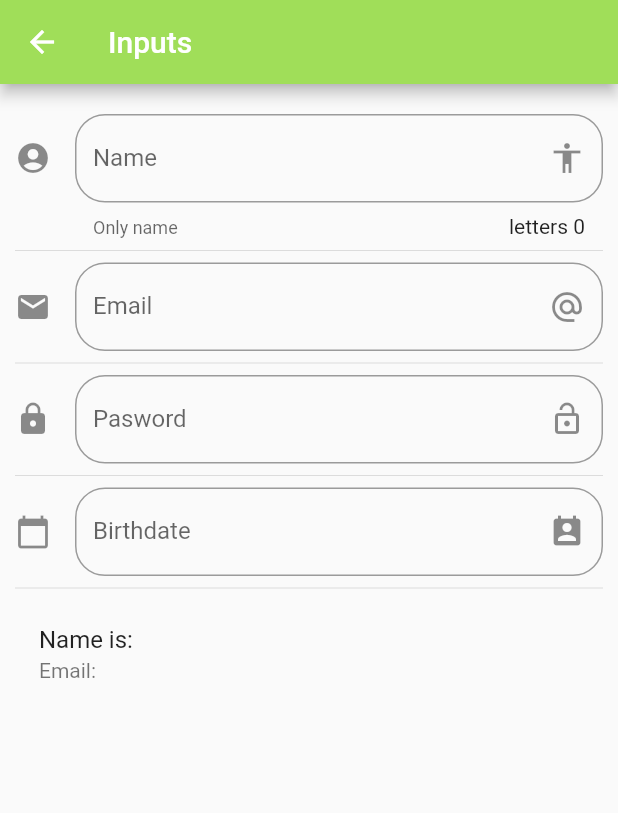
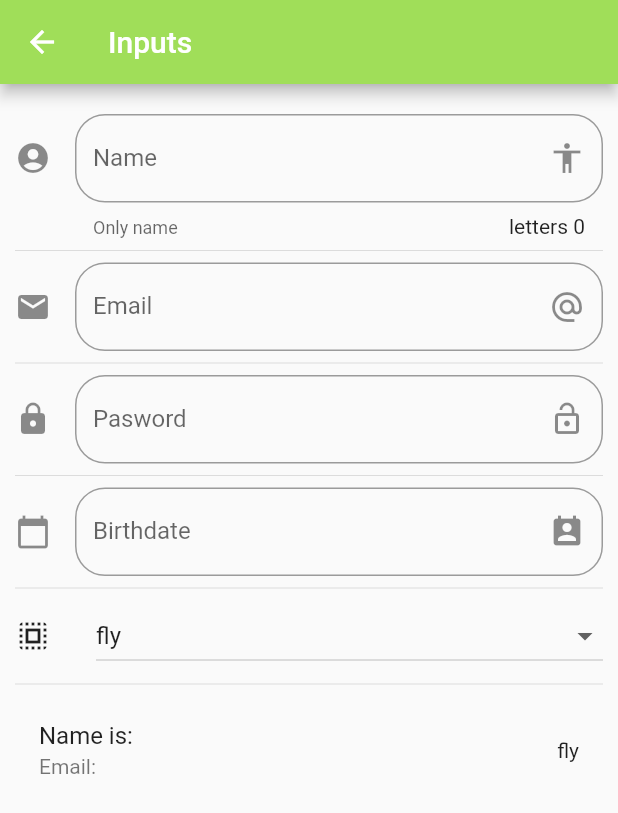
Before and after one commit to Christianesk/flutter-components, a Flutter app: the InputPage screen opened by its route, on a phone screen of 412 x 824 dp. Shown: the top 813 px of the screen. Run offline on Flutter 3.47's test engine with Material 2 defaults, Android fonts, the phone set to English and light mode, and no system bars.

Commit message:
InputFields Component Dropdown

```diff
--- a/lib/src/pages/input_page.dart
+++ b/lib/src/pages/input_page.dart
@@ -9,10 +9,13 @@ class InputPage extends StatefulWidget {
 }
 
 class _InputPageState extends State<InputPage> {
-  String _name='';
-  String _email='';
-  String _password = '';
+  String _name = '';
+  String _email = '';
   String _date = '';
+
+  String _optionSelected = 'fly';
+
+  List<String> _powers = ['fly', 'X Ray', 'Super breath', 'Super strength'];
   TextEditingController _inputFieldDateController = new TextEditingController();
   @override
   Widget build(BuildContext context) {
@@ -32,6 +35,8 @@ class _InputPageState extends State<InputPage> {
           Divider(),
           _createDate(context),
           Divider(),
+          _createDropdown(),
+          Divider(),
           _createPerson(),
         ],
       ),
@@ -50,18 +55,17 @@ class _InputPageState extends State<InputPage> {
             labelText: 'Name',
             helperText: 'Only name',
             suffixIcon: Icon(Icons.accessibility),
-            icon: Icon(Icons.account_circle)
-        ),
+            icon: Icon(Icons.account_circle)),
         onChanged: (value) => setState(() {
               _name = value;
-        })
-    );
+            }));
   }
 
   Widget _createPerson() {
     return ListTile(
       title: Text('Name is: $_name'),
       subtitle: Text('Email: $_email'),
+      trailing: Text(_optionSelected),
     );
   }
 
@@ -78,8 +82,7 @@ class _InputPageState extends State<InputPage> {
             icon: Icon(Icons.email)),
         onChanged: (value) => setState(() {
               _email = value;
-      })
-    );
+            }));
   }
 
   Widget _createPassword() {
@@ -94,9 +97,8 @@ class _InputPageState extends State<InputPage> {
             suffixIcon: Icon(Icons.lock_open),
             icon: Icon(Icons.lock)),
         onChanged: (value) => setState(() {
-              _password = value;
-      })
-    );
+
+            }));
   }
 
   Widget _createDate(BuildContext context) {
@@ -118,20 +120,54 @@ class _InputPageState extends State<InputPage> {
     );
   }
 
-  void _selectDate(BuildContext context) async  {
+  void _selectDate(BuildContext context) async {
     DateTime picked = await showDatePicker(
         context: context,
         initialDate: new DateTime.now(),
         firstDate: new DateTime(2018),
         lastDate: new DateTime(2025),
-      locale: Locale('en','US')
-      );
+        locale: Locale('en', 'US'));
 
-      if (picked!=null) {
+    if (picked != null) {
       setState(() {
         _date = picked.toString();
         _inputFieldDateController.text = _date.split(' ')[0];
       });
     }
   }
+
+  List<DropdownMenuItem<String>> getOptionsDropdown() {
+    List<DropdownMenuItem<String>> list = new List();
+    _powers.forEach((power) {
+      list.add(DropdownMenuItem(
+        child: Text(power),
+        value: power,
+      ));
+    });
+
+    return list;
   }
+
+  Widget _createDropdown() {
+    return Row(
+      children: <Widget>[
+        Icon(Icons.select_all),
+        SizedBox(width: 30.0),
+        Expanded(
+
+          child: DropdownButton(
+            elevation: 16,
+            isExpanded: true,
+            value: _optionSelected,
+            items: getOptionsDropdown(),
+            onChanged: (opt) {
+              setState(() {
+                _optionSelected = opt;
+              });
+            },
+          ),
+        )
+      ],
+    );
+  }
+}
--- a/lib/src/providers/menu_provider.dart
+++ b/lib/src/providers/menu_provider.dart
@@ -4,7 +4,8 @@ import 'dart:convert';
 class _MenuProvider {
   List<dynamic> options = [];
 
-  _MenuProvider() {}
+//contructor Empty
+  _MenuProvider();
 
   Future<List<dynamic>> loadData() async {
     final res = await rootBundle.loadString('data/menu_opts.json');
```
Also changed, not shown: lib/src/pages/home_temp.dart (deleted, +0 -47 lines), pubspec.yaml (line endings or trailing spaces). Lines whose indentation alone changed are shown as unchanged.
